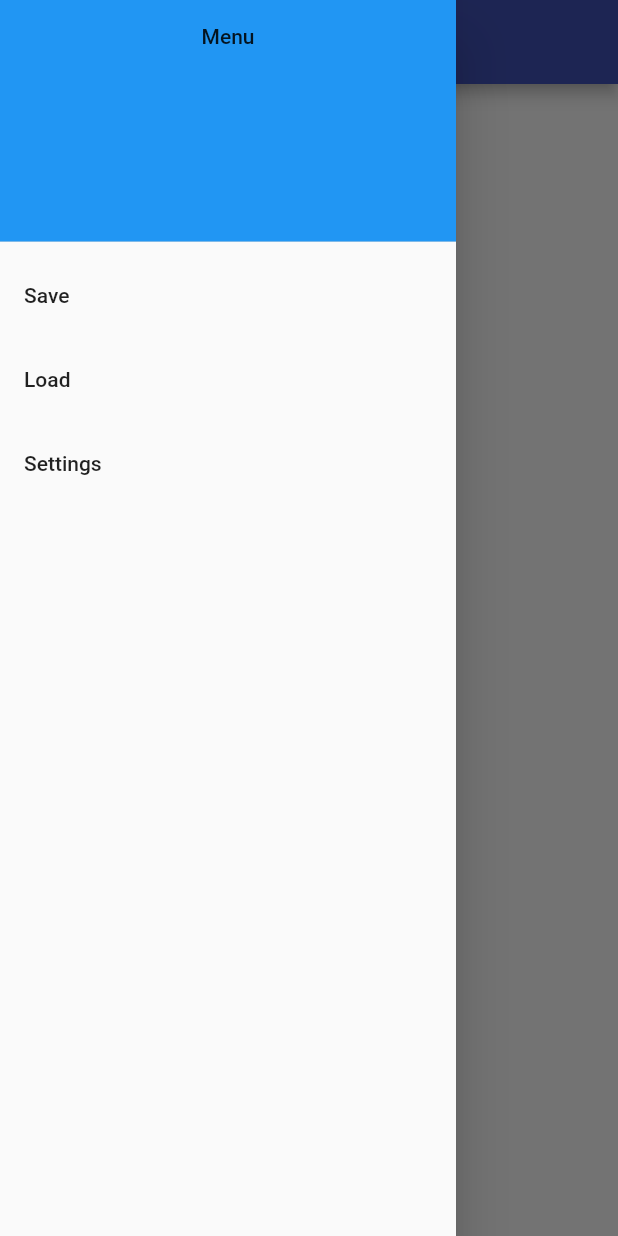
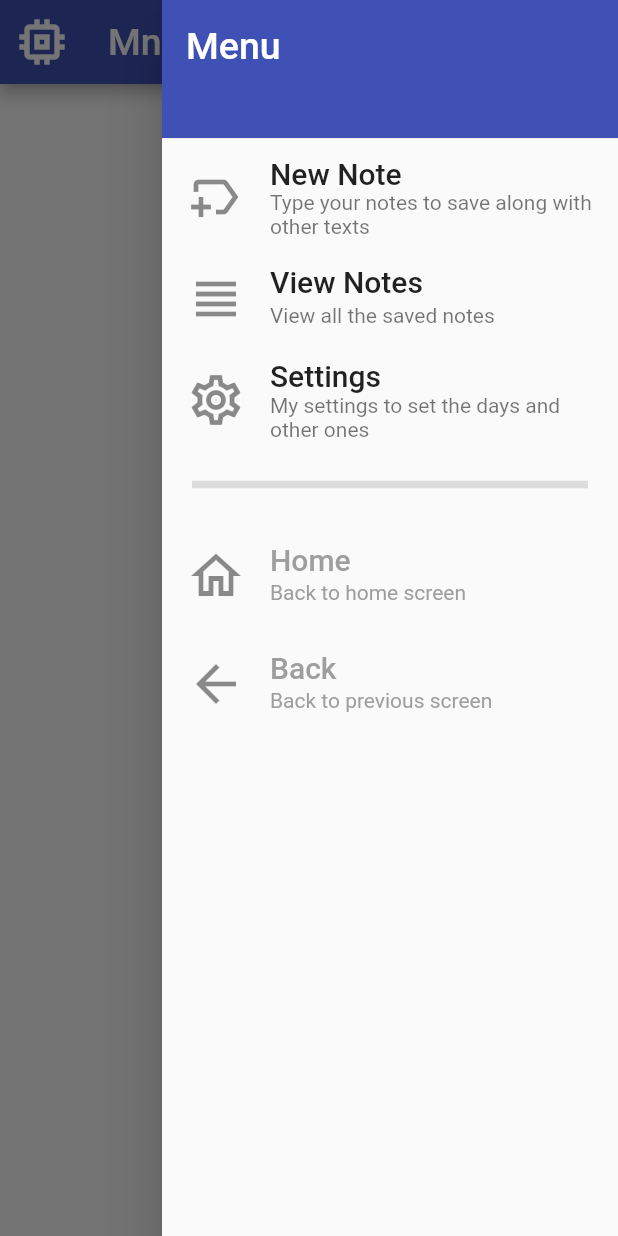
Before and after one commit to umgc/summer2021.charlie, a Flutter app: the screen it shows after launch, with the side drawer open, on a phone screen of 412 x 824 dp. Run offline on Flutter 3.47's test engine with Material 2 defaults, Android fonts, the phone set to English and light mode, and no system bars; drawn by our look-alikes of avatar_glow; our stand-ins replace rxdart; missing offline and left inert: google_speech, highlight_text, sound_stream.

Commit message:
Integrated the converted text to be saved in the map format Made some changes in the UI with icons

```diff
--- a/lib/main.dart
+++ b/lib/main.dart
@@ -1,6 +1,6 @@
 import 'package:flutter/material.dart';
 import 'ui/audio_recognize.dart';
-import 'package:workmanager/workmanager.dart';
+// import 'package:workmanager/workmanager.dart';
 
 /* const myTask = "syncWithTheBackEnd";
 
--- a/lib/ui/audio_recognize.dart
+++ b/lib/ui/audio_recognize.dart
@@ -7,6 +7,7 @@ import 'package:rxdart/rxdart.dart';
 import 'package:sound_stream/sound_stream.dart';
 import 'recognized_content.dart';
 import 'menudrawer.dart';
+import 'textmap.dart';
 
 class AudioRecognize extends StatefulWidget {
   @override
@@ -15,12 +16,14 @@ class AudioRecognize extends StatefulWidget {
 
 class _AudioRecognizeState extends State<AudioRecognize> {
   final RecorderStream _recorder = RecorderStream();
+  TextMap logs = new TextMap();
 
   bool recognizing = false;
   bool recognizeFinished = false;
   String _text = '';
   StreamSubscription<List<int>> _audioStreamSubscription;
   BehaviorSubject<List<int>> _audioStream;
+  var outputText = '';
 
   @override
   void initState() {
@@ -33,9 +36,16 @@ class _AudioRecognizeState extends State<AudioRecognize> {
   Widget build(BuildContext context) {
     return Scaffold(
       appBar: AppBar(
-        title: Text('Mnemosyne'),
+        leading: Icon(
+          Icons.memory_outlined,
+          size: 40,
+        ),
+        title: Text(
+          'Mnemosyne',
+          style: TextStyle(fontSize: 25),
+        ),
       ),
-      drawer: MenuDrawer(),
+      endDrawer: MenuDrawer(),
       floatingActionButtonLocation: FloatingActionButtonLocation.centerFloat,
       floatingActionButton: AvatarGlow(
         animate: recognizing,
@@ -94,6 +104,7 @@ class _AudioRecognizeState extends State<AudioRecognize> {
         setState(() {
           _text = responseText;
           recognizeFinished = true;
+          _saveText();
         });
       } else {
         setState(() {
@@ -105,6 +116,18 @@ class _AudioRecognizeState extends State<AudioRecognize> {
       setState(() {
         recognizing = false;
       });
+    });
+  }
+
+  void _saveText() {
+    setState(() {
+      String curDateTime = DateTime.now().toString();
+      String curDate = curDateTime.substring(0, 10);
+      String curTime = curDateTime.substring(11);
+
+      logs.addLog(curDate, curTime, _text);
+
+      outputText = curDateTime + ": " + _text;
     });
   }
 
--- a/lib/ui/load.dart
+++ b/lib/ui/load.dart
@@ -7,9 +7,13 @@ class Load extends StatelessWidget {
   Widget build(BuildContext context) {
     return Scaffold(
       appBar: AppBar(
-        title: Text("Load"),
+        leading: Icon(
+          Icons.view_headline_outlined,
+          size: 40,
+        ),
+        title: Text("View Notes"),
       ),
-      drawer: MenuDrawer(),
+      endDrawer: MenuDrawer(),
       body: LoadForm(),
     );
   }
--- a/lib/ui/menudrawer.dart
+++ b/lib/ui/menudrawer.dart
@@ -1,4 +1,5 @@
 import 'package:flutter/material.dart';
+import 'package:mnemosyne/ui/audio_recognize.dart';
 
 import 'save.dart';
 import 'load.dart';
@@ -10,18 +11,29 @@ class MenuDrawer extends StatelessWidget {
       child: ListView(
         padding: EdgeInsets.zero,
         children: <Widget>[
-          DrawerHeader(
+          Container(
+              height: 100,
+              child: DrawerHeader(
                 decoration: BoxDecoration(
-              color: Colors.blue,
+                  color: Colors.indigo,
                 ),
                 child: Text(
                   "Menu",
-              textAlign: TextAlign.center,
+                  textAlign: TextAlign.left,
+                  style: TextStyle(color: Colors.white, fontSize: 25),
                 ),
-          ),
+              )),
           //Save Screen
           ListTile(
-              title: Text("Save"),
+              leading: Icon(
+                Icons.new_label_outlined,
+                size: 40,
+              ),
+              title: Text(
+                "New Note",
+                style: TextStyle(fontSize: 20),
+              ),
+              subtitle: Text('Type your notes to save along with other texts'),
               onTap: () {
                 Navigator.pop(context);
                 Navigator.push(
@@ -31,17 +43,34 @@ class MenuDrawer extends StatelessWidget {
               }),
           //Load Screen
           ListTile(
-              title: Text("Load"),
+            leading: Icon(
+              Icons.view_headline_outlined,
+              size: 40,
+            ),
+            title: Text(
+              "View Notes",
+              style: TextStyle(fontSize: 20),
+            ),
+            subtitle: Text('View all the saved notes'),
             onTap: () {
               Navigator.pop(context);
               Navigator.push(
                 context,
                 new MaterialPageRoute(builder: (context) => new Load()),
               );
-              }),
+            },
+          ),
           //Settings Screen
           ListTile(
-              title: Text("Settings"),
+              leading: Icon(
+                Icons.settings_outlined,
+                size: 40,
+              ),
+              title: Text(
+                "Settings",
+                style: TextStyle(fontSize: 20),
+              ),
+              subtitle: Text('My settings to set the days and other ones'),
               onTap: () {
                 Navigator.pop(context);
                 Navigator.push(
@@ -49,6 +78,47 @@ class MenuDrawer extends StatelessWidget {
                   new MaterialPageRoute(builder: (context) => new Settings()),
                 );
               }),
+          const Divider(
+            height: 50,
+            thickness: 5,
+            indent: 20,
+            endIndent: 20,
+          ),
+          //Home Screen
+          ListTile(
+              leading: Icon(
+                Icons.home_outlined,
+                size: 40,
+              ),
+              title: Text(
+                "Home",
+                style: TextStyle(fontSize: 20, color: Colors.grey),
+              ),
+              subtitle: Text('Back to home screen',
+                  style: TextStyle(color: Colors.grey)),
+              onTap: () {
+                Navigator.pop(context);
+                Navigator.push(
+                  context,
+                  new MaterialPageRoute(
+                      builder: (context) => new AudioRecognize()),
+                );
+              }),
+          //Previous Screen
+          ListTile(
+              leading: Icon(
+                Icons.arrow_back_outlined,
+                size: 40,
+              ),
+              title: Text(
+                "Back",
+                style: TextStyle(fontSize: 20, color: Colors.grey),
+              ),
+              subtitle: Text('Back to previous screen',
+                  style: TextStyle(color: Colors.grey)),
+              onTap: () {
+                Navigator.of(context).pop();
+              }),
         ],
       ),
     );
--- a/lib/ui/save.dart
+++ b/lib/ui/save.dart
@@ -7,9 +7,13 @@ class Save extends StatelessWidget {
   Widget build(BuildContext context) {
     return Scaffold(
       appBar: AppBar(
-        title: Text("Save"),
+        leading: Icon(
+          Icons.new_label_outlined,
+          size: 40,
+        ),
+        title: Text("New Notes"),
       ),
-      drawer: MenuDrawer(),
+      endDrawer: MenuDrawer(),
       body: SaveForm(),
     );
   }
--- a/lib/ui/saveform.dart
+++ b/lib/ui/saveform.dart
@@ -9,7 +9,7 @@ class SaveForm extends StatefulWidget {
 
 class _SaveFormState extends State<SaveForm> {
   final textController = TextEditingController();
-  String outputText = "Blank";
+  String outputText = '';
   TextMap logs = new TextMap();
 
   //Attempt to load file as this screen opens
--- a/lib/ui/settings.dart
+++ b/lib/ui/settings.dart
@@ -6,9 +6,13 @@ class Settings extends StatelessWidget {
   Widget build(BuildContext context) {
     return Scaffold(
       appBar: AppBar(
+        leading: Icon(
+          Icons.settings_outlined,
+          size: 40,
+        ),
         title: Text("Settings"),
       ),
-      drawer: MenuDrawer(),
+      endDrawer: MenuDrawer(),
       body: Text("Settings Screen"),
     );
   }
--- a/pubspec.yaml
+++ b/pubspec.yaml
@@ -28,7 +28,7 @@ dependencies:
   rxdart: ^0.27.0
   highlight_text: ^0.7.2
   avatar_glow: ^1.2.0
-  workmanager: ^0.4.1
+  #workmanager: ^0.4.1
 
 
   # The following adds the Cupertino Icons font to your application.
```
Also changed, not shown: images/1024px-LetterM.svg.png (added), pubspec.lock. Lines whose indentation alone changed are shown as unchanged.
